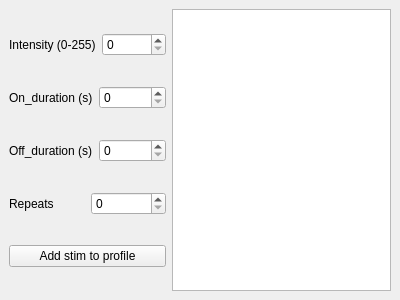
Above: qt5_app/Tools/Stim_tools/dockwidget.ui from ChatzigeorgiouGroup/OptoWorld before the change. Below: the same form after it.
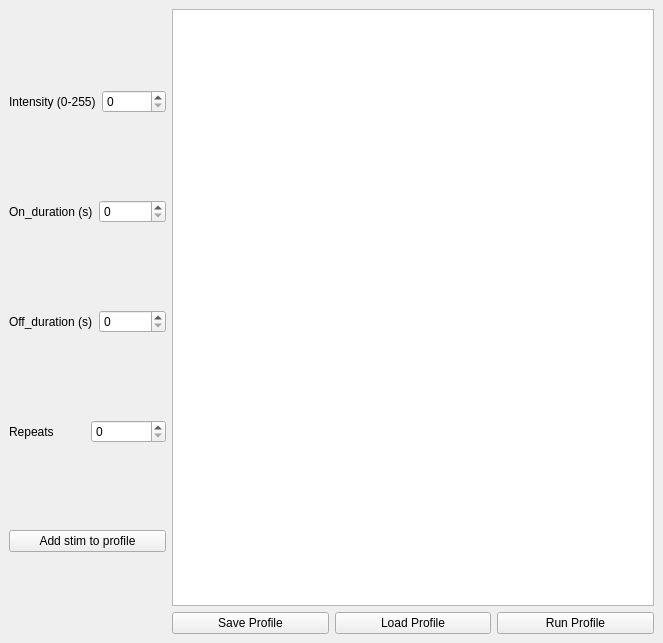
That is the form after the change.

Commit message: Added starting of a stim-sequence from gui

Patch:
```diff
--- a/qt5_app/Tools/Stim_tools/dockwidget.ui
+++ b/qt5_app/Tools/Stim_tools/dockwidget.ui
@@ -6,8 +6,8 @@
    <rect>
     <x>0</x>
     <y>0</y>
-    <width>400</width>
-    <height>300</height>
+    <width>663</width>
+    <height>643</height>
    </rect>
   </property>
   <property name="windowTitle">
@@ -95,7 +95,36 @@
      </layout>
     </item>
     <item row="0" column="1">
-     <widget class="QTableView" name="tableView"/>
+     <layout class="QVBoxLayout" name="verticalLayout_2">
+      <item>
+       <widget class="QTableView" name="tableView"/>
+      </item>
+      <item>
+       <layout class="QHBoxLayout" name="horizontalLayout_5">
+        <item>
+         <widget class="QPushButton" name="button_save_profile">
+          <property name="text">
+           <string>Save Profile</string>
+          </property>
+         </widget>
+        </item>
+        <item>
+         <widget class="QPushButton" name="button_load_profile">
+          <property name="text">
+           <string>Load Profile</string>
+          </property>
+         </widget>
+        </item>
+        <item>
+         <widget class="QPushButton" name="button_run">
+          <property name="text">
+           <string>Run Profile</string>
+          </property>
+         </widget>
+        </item>
+       </layout>
+      </item>
+     </layout>
     </item>
    </layout>
   </widget>
```
The commit also changes 6 other files.
